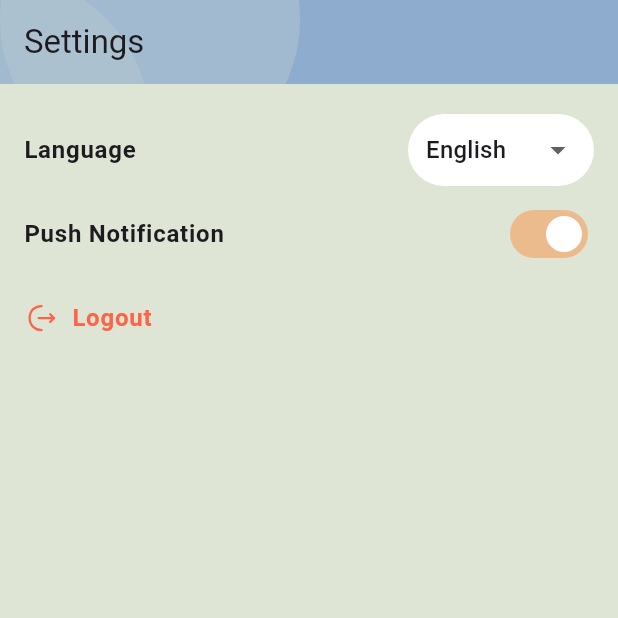
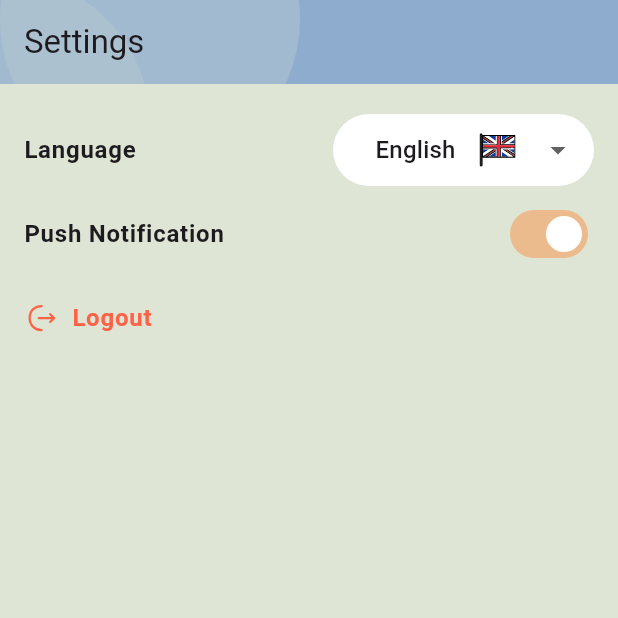
Before and after one commit to yuji-luigi/migla_flutter_mobile, a Flutter app: the SettingsScreen screen opened directly, on a phone screen of 412 x 824 dp, the top half of it. Run offline on Flutter 3.47's test engine with Material 3 defaults, Android fonts, the phone set to English and light mode, and no system bars; our stand-ins replace cloud_firestore, firebase_core, flutter_secure_storage, flutter_svg, graphql, graphql_flutter and 1 more; missing offline and left inert: flutter_pdfview; accounts and stored records are empty; generated files the repository leaves out were written again; network calls fail; project files that could hold a hidden picture were left out.

Commit message:
fix: change language

```diff
--- a/lib/src/widgets/tiles/settings/language_tile.dart
+++ b/lib/src/widgets/tiles/settings/language_tile.dart
@@ -1,6 +1,8 @@
 import 'package:flutter/material.dart';
+import 'package:flutter_svg/svg.dart';
 import 'package:migla_flutter/src/extensions/localization/localization_context_extension.dart';
 import 'package:migla_flutter/src/models/internal/suppported_language.dart';
+import 'package:migla_flutter/src/settings/settings_controller.dart';
 import 'package:migla_flutter/src/theme/theme_constants.dart';
 
 class LanguageTile extends StatefulWidget {
@@ -14,6 +16,7 @@ class _LanguageTileState extends State<LanguageTile> {
   String _selectedLanguage = 'en';
   @override
   Widget build(BuildContext context) {
+    final SettingsController settingsController = $settingsController(context);
     return ListTile(
       contentPadding: EdgeInsets.symmetric(horizontal: 0),
       title: Text(context.t.settingScreenLanguage,
@@ -27,23 +30,30 @@ class _LanguageTileState extends State<LanguageTile> {
           borderRadius: BorderRadius.circular(900),
         ),
         child: SizedBox(
-          width: 100,
+          width: 150,
           child: DropdownButton(
             isExpanded: true,
             underline: Container(),
             items: supportedLanguages
                 .map((e) => DropdownMenuItem(
                       value: e.code,
-                      child: Text(e.name),
+                      child: SizedBox(
+                        width: 150,
+                        child: Row(
+                          mainAxisAlignment: MainAxisAlignment.center,
+                          spacing: 16,
+                          children: [
+                            Text(e.name),
+                            SvgPicture.asset(e.iconPath, width: 24, height: 24),
+                          ],
+                        ),
+                      ),
                     ))
                 .toList(),
-            value: _selectedLanguage,
+            value: settingsController.locale.languageCode,
             onChanged: (value) {
-              setState(() {
-                if (value != null) {
-                  _selectedLanguage = value;
-                }
-              });
+              if (value == null) return;
+              settingsController.updateLocale(value);
             },
           ),
         ),
```
